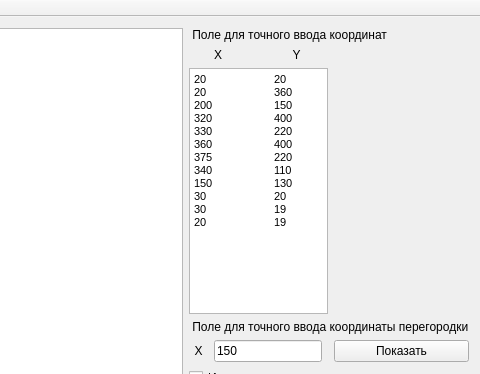
Qt form CG5_6/CG5_6/mainwindow.ui (MikeGus/CG) before a commit; both pictures show x 363 to 843 and y 0 to 374 of the 843 by 517 pixel window.
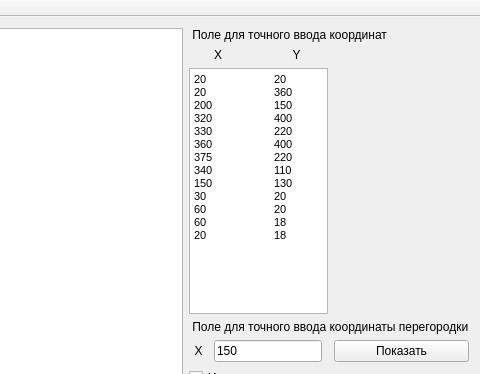
The same form after that commit.

```diff
--- a/CG5_6/CG5_6/mainwindow.ui
+++ b/CG5_6/CG5_6/mainwindow.ui
@@ -37,8 +37,9 @@
 &lt;p style=&quot; margin-top:0px; margin-bottom:0px; margin-left:0px; margin-right:0px; -qt-block-indent:0; text-indent:0px;&quot;&gt;340	110&lt;/p&gt;
 &lt;p style=&quot; margin-top:0px; margin-bottom:0px; margin-left:0px; margin-right:0px; -qt-block-indent:0; text-indent:0px;&quot;&gt;150	130&lt;/p&gt;
 &lt;p style=&quot; margin-top:0px; margin-bottom:0px; margin-left:0px; margin-right:0px; -qt-block-indent:0; text-indent:0px;&quot;&gt;30	20&lt;/p&gt;
-&lt;p style=&quot; margin-top:0px; margin-bottom:0px; margin-left:0px; margin-right:0px; -qt-block-indent:0; text-indent:0px;&quot;&gt;30	19&lt;/p&gt;
-&lt;p style=&quot; margin-top:0px; margin-bottom:0px; margin-left:0px; margin-right:0px; -qt-block-indent:0; text-indent:0px;&quot;&gt;20	19&lt;/p&gt;&lt;/body&gt;&lt;/html&gt;</string>
+&lt;p style=&quot; margin-top:0px; margin-bottom:0px; margin-left:0px; margin-right:0px; -qt-block-indent:0; text-indent:0px;&quot;&gt;60	20&lt;/p&gt;
+&lt;p style=&quot; margin-top:0px; margin-bottom:0px; margin-left:0px; margin-right:0px; -qt-block-indent:0; text-indent:0px;&quot;&gt;60	18&lt;/p&gt;
+&lt;p style=&quot; margin-top:0px; margin-bottom:0px; margin-left:0px; margin-right:0px; -qt-block-indent:0; text-indent:0px;&quot;&gt;20	18&lt;/p&gt;&lt;/body&gt;&lt;/html&gt;</string>
         </property>
        </widget>
       </item>
```
